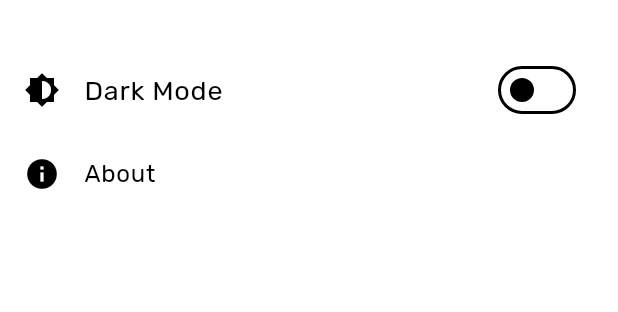
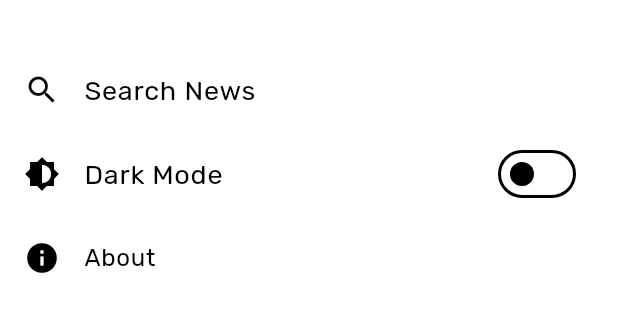
Before and after one commit to ahmedhamodaa/NewsWave, a Flutter app: the DrawerListView widget shown alone on an empty page, opened directly, on a phone screen of 412 x 824 dp. Shown: the top 312 px of the screen. Run offline on Flutter 3.47's test engine with Material 3 defaults, Android fonts, the phone set to English and light mode, and no system bars; our stand-ins replace bloc, dio, equatable, flutter_bloc; network calls fail.

Commit message:
version 0.0

```diff
--- /dev/null
+++ b/lib/news/news_cubit.dart
@@ -0,0 +1,28 @@
+import 'package:bloc/bloc.dart';
+import 'package:flutter/foundation.dart';
+import 'package:news_app/services/news_service.dart';
+import 'package:news_app/news/news_state.dart';
+
+class NewsCubit extends Cubit<NewsState> {
+  final NewsService newsService;
+
+  NewsCubit({required this.newsService}) : super(NewsInitial());
+
+  Future<void> getNewsByCategory(String category) async {
+    try {
+      emit(NewsLoading());
+
+      if (kDebugMode) {
+        print('Fetching news for category: $category');
+      }
+
+      final articles = await newsService.getTopHeadlines(category: category);
+      emit(NewsLoaded(articles: articles));
+    } catch (e) {
+      if (kDebugMode) {
+        print('Error fetching news: $e');
+      }
+      emit(NewsError(message: 'Failed to load news: $e'));
+    }
+  }
+}
--- /dev/null
+++ b/lib/news/news_state.dart
@@ -0,0 +1,31 @@
+import 'package:equatable/equatable.dart';
+import 'package:news_app/models/article_model.dart';
+
+abstract class NewsState extends Equatable {
+  const NewsState();
+
+  @override
+  List<Object?> get props => [];
+}
+
+class NewsInitial extends NewsState {}
+
+class NewsLoading extends NewsState {}
+
+class NewsLoaded extends NewsState {
+  final List<ArticleModel> articles;
+
+  const NewsLoaded({required this.articles});
+
+  @override
+  List<Object?> get props => [articles];
+}
+
+class NewsError extends NewsState {
+  final String message;
+
+  const NewsError({required this.message});
+
+  @override
+  List<Object?> get props => [message];
+}
--- /dev/null
+++ b/lib/theme/cubit/theme_cubit.dart
@@ -0,0 +1,12 @@
+import 'package:bloc/bloc.dart';
+import 'package:flutter/material.dart';
+import 'package:news_app/theme/cubit/theme_state.dart';
+
+class ThemeCubit extends Cubit<ThemeState> {
+  ThemeCubit() : super(ThemeState(themeMode: ThemeMode.light));
+
+  void toggleTheme(bool isDark) {
+    final newThemeMode = isDark ? ThemeMode.dark : ThemeMode.light;
+    emit(ThemeState(themeMode: newThemeMode));
+  }
+}
--- /dev/null
+++ b/lib/theme/cubit/theme_state.dart
@@ -0,0 +1,9 @@
+import 'package:flutter/material.dart';
+
+class ThemeState {
+  final ThemeMode themeMode;
+
+  ThemeState({required this.themeMode});
+
+  bool get isDarkMode => themeMode == ThemeMode.dark;
+}
--- a/lib/theme/theme_provider.dart
+++ /dev/null
@@ -1,14 +0,0 @@
-import 'package:flutter/material.dart';
-
-class ThemeProvider extends ChangeNotifier {
-  ThemeMode _themeMode = ThemeMode.light;
-
-  ThemeMode get themeMode => _themeMode;
-
-  bool get isDarkMode => _themeMode == ThemeMode.dark;
-
-  void toggleTheme(bool isOn) {
-    _themeMode = isOn ? ThemeMode.dark : ThemeMode.light;
-    notifyListeners();
-  }
-}
--- /dev/null
+++ b/lib/views/search/cubit/search_cubit.dart
@@ -0,0 +1,35 @@
+// search/search_cubit.dart
+import 'package:bloc/bloc.dart';
+import 'package:flutter/foundation.dart';
+import 'package:news_app/services/news_service.dart';
+import 'package:news_app/views/search/cubit/search_state.dart';
+
+class SearchCubit extends Cubit<SearchState> {
+  final NewsService newsService;
+
+  SearchCubit({required this.newsService}) : super(SearchInitial());
+
+  Future<void> searchNews(String query) async {
+    if (query.trim().isEmpty) return;
+
+    try {
+      emit(SearchLoading());
+
+      if (kDebugMode) {
+        print('Searching news for query: $query');
+      }
+
+      final articles = await newsService.searchNews(query: query);
+      emit(SearchLoaded(articles: articles, query: query));
+    } catch (e) {
+      if (kDebugMode) {
+        print('Error searching news: $e');
+      }
+      emit(SearchError(message: 'Failed to search news: $e'));
+    }
+  }
+
+  void resetSearch() {
+    emit(SearchInitial());
+  }
+}
--- /dev/null
+++ b/lib/views/search/cubit/search_state.dart
@@ -0,0 +1,33 @@
+// search/search_state.dart
+import 'package:equatable/equatable.dart';
+import 'package:news_app/models/article_model.dart';
+
+abstract class SearchState extends Equatable {
+  const SearchState();
+
+  @override
+  List<Object?> get props => [];
+}
+
+class SearchInitial extends SearchState {}
+
+class SearchLoading extends SearchState {}
+
+class SearchLoaded extends SearchState {
+  final List<ArticleModel> articles;
+  final String query;
+
+  const SearchLoaded({required this.articles, required this.query});
+
+  @override
+  List<Object?> get props => [articles, query];
+}
+
+class SearchError extends SearchState {
+  final String message;
+
+  const SearchError({required this.message});
+
+  @override
+  List<Object?> get props => [message];
+}
--- a/lib/widgets/drawer_list_view.dart
+++ b/lib/widgets/drawer_list_view.dart
@@ -1,37 +1,52 @@
+// widgets/drawer_list_view.dart
 import 'package:flutter/material.dart';
-import 'package:news_app/views/about_view.dart';
-import 'package:news_app/theme/theme_provider.dart';
-import 'package:provider/provider.dart';
+import 'package:flutter_bloc/flutter_bloc.dart';
+import 'package:news_app/theme/cubit/theme_cubit.dart';
+import 'package:news_app/theme/cubit/theme_state.dart';
+import 'package:news_app/views/about/about_view.dart';
+import 'package:news_app/views/search/search_view.dart';
 
 class DrawerListView extends StatelessWidget {
   const DrawerListView({super.key});
 
   @override
   Widget build(BuildContext context) {
-    final themeProvider = Provider.of<ThemeProvider>(context);
-
     return ListView(
-      physics: BouncingScrollPhysics(),
+      physics: const BouncingScrollPhysics(),
       children: [
         const SizedBox(height: 32),
         ListTile(
-          leading: Icon(Icons.brightness_6),
-          trailing: Switch(
-            value: themeProvider.isDarkMode,
-            onChanged: (value) {
-              themeProvider.toggleTheme(value);
-            },
-          ),
-
-          title: const Text('Dark Mode', style: TextStyle(fontSize: 18)),
+          leading: const Icon(Icons.search),
+          title: const Text('Search News', style: TextStyle(fontSize: 18)),
+          onTap: () {
+            Navigator.pop(context); // Close the drawer
+            Navigator.push(
+              context,
+              MaterialPageRoute(builder: (context) => const SearchView()),
+            );
+          },
+        ),
+        BlocBuilder<ThemeCubit, ThemeState>(
+          builder: (context, state) {
+            return ListTile(
+              leading: const Icon(Icons.brightness_6),
+              trailing: Switch(
+                value: state.isDarkMode,
+                onChanged: (value) {
+                  context.read<ThemeCubit>().toggleTheme(value);
+                },
+              ),
+              title: const Text('Dark Mode', style: TextStyle(fontSize: 18)),
+            );
+          },
         ),
         ListTile(
-          leading: Icon(Icons.info),
-          title: Text('About'),
+          leading: const Icon(Icons.info),
+          title: const Text('About'),
           onTap:
               () => Navigator.push(
                 context,
-                MaterialPageRoute(builder: (context) => AboutView()),
+                MaterialPageRoute(builder: (context) => const AboutView()),
               ),
         ),
       ],
--- a/pubspec.yaml
+++ b/pubspec.yaml
@@ -36,6 +36,8 @@ dependencies:
   cupertino_icons: ^1.0.8
   dio: ^5.8.0+1
   provider: ^6.1.2
+  flutter_bloc: ^9.1.0
+  equatable: ^2.0.7
 
 dev_dependencies:
   flutter_test:
```
Also changed, not shown: lib/main.dart (+33 -13 lines), lib/services/news_service.dart (+22 -25 lines), lib/views/home/home_view.dart (renamed from lib/views/home_view.dart, +53 -5 lines), lib/views/search/search_view.dart (added, +162 -0 lines), lib/widgets/news_tile.dart (+15 -4 lines), lib/views/about/about_view.dart (renamed from lib/views/about_view.dart), lib/views/search_view.dart (deleted), pubspec.lock.
